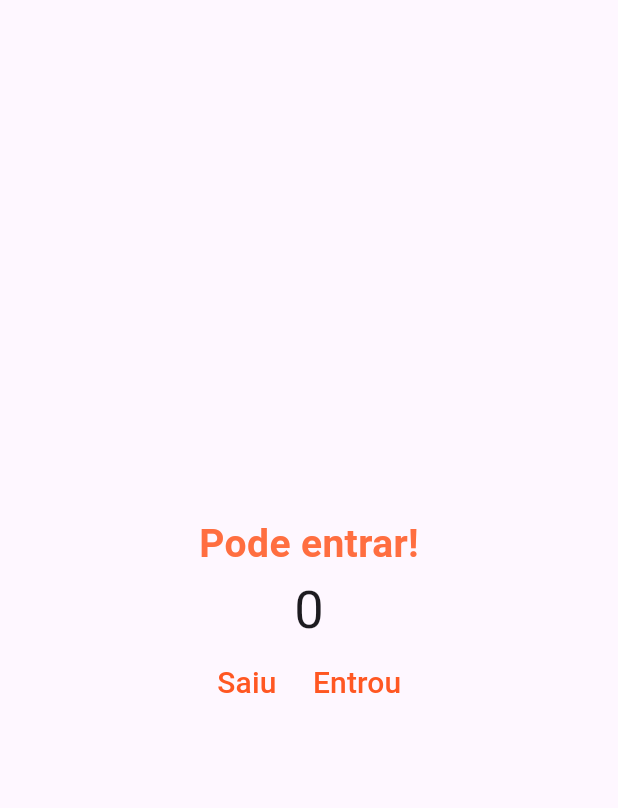
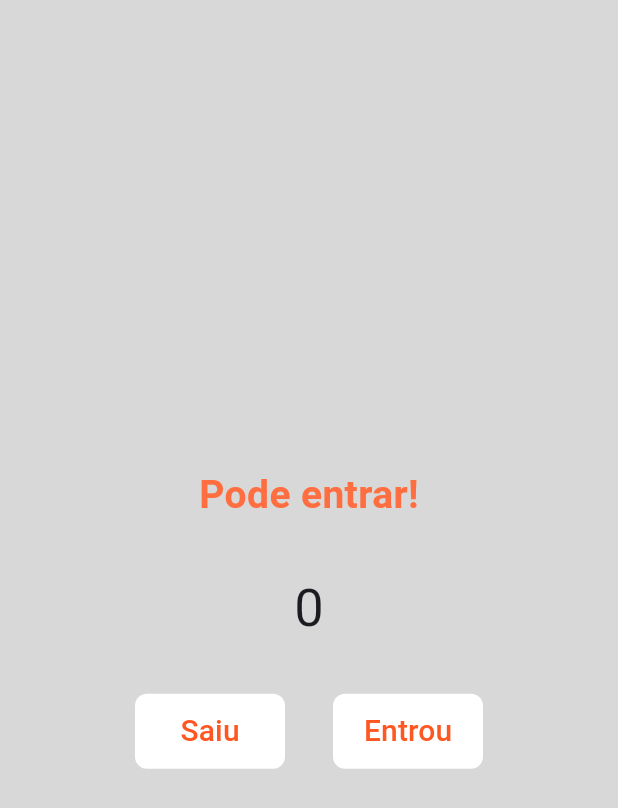
Before and after one commit to yagoporto/app_contador, a Flutter app: the screen it shows after launch, on a phone screen of 412 x 824 dp. Shown: the top 808 px of the screen. Run offline on Flutter 3.47's test engine with Material 3 defaults, Android fonts, the phone set to English and light mode, and no system bars.

Commit message:
Mudança no estilo e adicionado os padding dos widget

```diff
--- a/lib/main.dart
+++ b/lib/main.dart
@@ -29,6 +29,7 @@ class HomePage extends StatelessWidget {
   @override
   Widget build(BuildContext context) {
     return Scaffold(
+      backgroundColor: const Color.fromARGB(255, 216, 216, 216),
       body: Column(
         mainAxisAlignment:
             MainAxisAlignment.center,
@@ -42,24 +43,46 @@ class HomePage extends StatelessWidget {
               fontWeight: FontWeight.w700,
             ),
           ),
-          const Text(
+
+
+          const Padding(
+            padding: EdgeInsetsGeometry.all(32),
+            child: Text(
             '0',
             style: TextStyle(
               fontSize: 35,
             ),
           ),
+          ),
           Row(
             mainAxisAlignment: MainAxisAlignment.center,
             children: [
             TextButton(
-            onPressed: decrement,
-            child: Text('Saiu',
-            style:  TextStyle(color:Colors.deepOrange,
-                    fontSize: 20, ),
+
+              onPressed: decrement,
+              style: TextButton.styleFrom(
+                backgroundColor: Colors.white,
+                fixedSize: const Size(100, 50),
+                shape: RoundedRectangleBorder(
+                  borderRadius: BorderRadiusGeometry.circular(8),
+                )
+
+              ),
+              child: Text('Saiu',
+              style:  TextStyle(color:Colors.deepOrange,
+                      fontSize: 20,),
                     ),
             ),
+            const SizedBox(width: 32,),
             TextButton(
             onPressed: increment,
+            style: TextButton.styleFrom(
+              backgroundColor: Colors.white,
+              fixedSize: const Size(100, 50),
+              shape: RoundedRectangleBorder(
+                borderRadius: BorderRadiusGeometry.circular(8),
+                )
+            ),
             child: Text('Entrou',
             style:  TextStyle(
               color:Colors.deepOrange,
```
Also changed, not shown: pubspec.lock.
